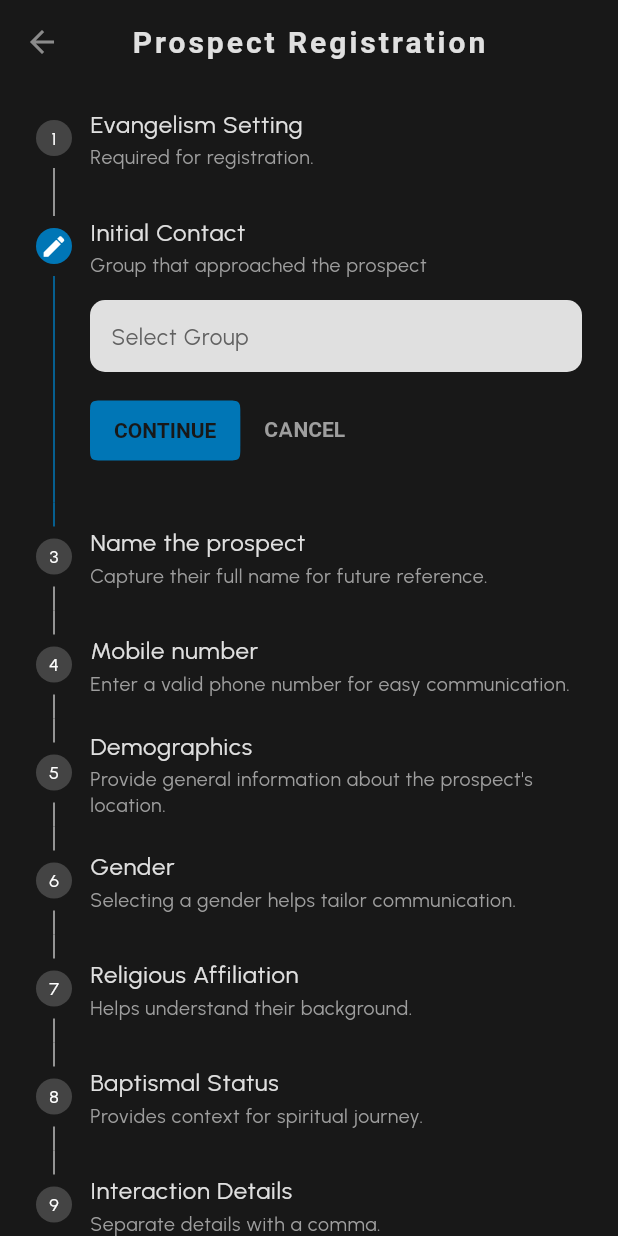
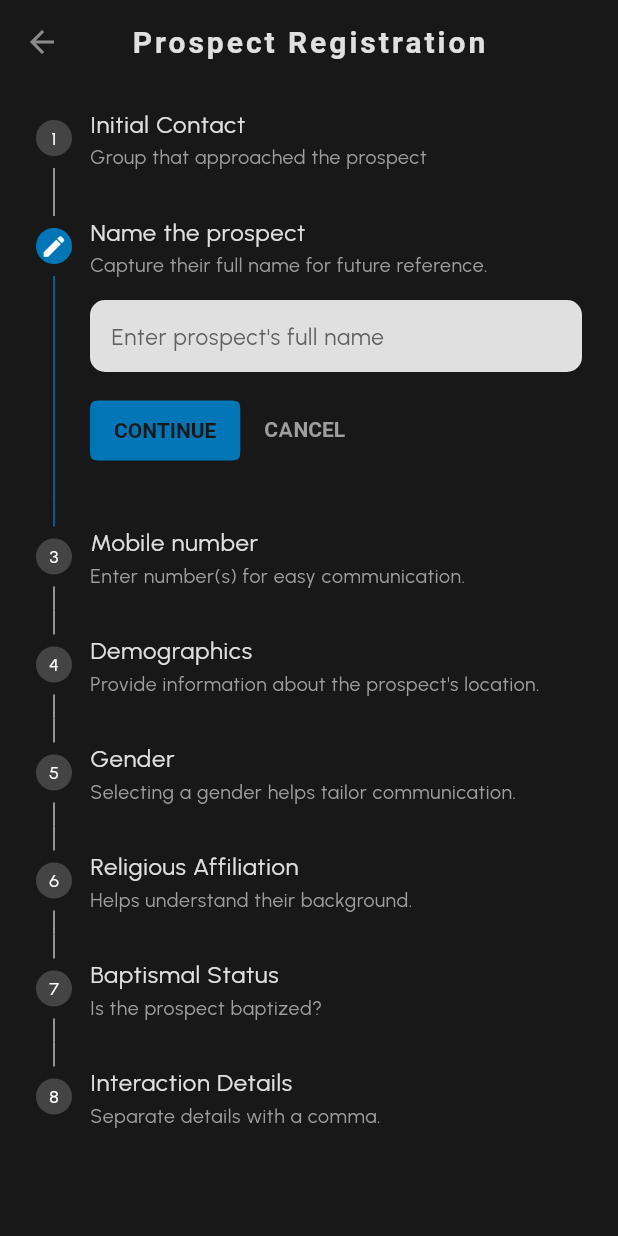
Before and after one commit to bnasare/knust_coc_evangelism, a Flutter app: the RegisterProspectPage screen opened directly, after a tap on "CONTINUE", on a phone screen of 412 x 824 dp. Run offline on Flutter 3.47's test engine with Material 3 defaults, Android fonts, the phone set to English and light mode, and no system bars; our stand-ins replace cloud_firestore, connectivity_plus, dartz, device_preview, equatable, firebase_auth and 17 more; missing offline and left inert: colorful_safe_area, syncfusion_flutter_pdf; accounts and stored records are empty; project files that could hold a hidden picture were left out.

Commit message:
recent picks

```diff
--- a/lib/core/prospect/presentation/bloc/prospect_mixin.dart
+++ b/lib/core/prospect/presentation/bloc/prospect_mixin.dart
@@ -12,6 +12,7 @@ import 'package:evangelism_admin/src/locales/presentation/bloc/locale_bloc.dart'
 import 'package:flutter/material.dart';
 import 'package:open_file/open_file.dart';
 import 'package:path_provider/path_provider.dart';
+import 'package:rxdart/rxdart.dart';
 import 'package:syncfusion_flutter_pdf/pdf.dart';
 
 import '../../../../shared/presentation/widgets/snackbar.dart';
@@ -54,15 +55,22 @@ mixin ProspectMixin {
   }
 
   Stream<Locales> getALocale() {
+    final subject = BehaviorSubject<Locales>();
     final result = localeBloc.getALocale();
-    return result.map((either) {
-      return either.fold((failure) {
+
+    result.listen((either) {
+      final locales = either.fold((failure) {
         log('Failed to fetch locales: $failure');
         return Locales.initial();
       }, (locales) {
         return locales;
       });
+      subject.add(locales);
+    }, onError: (error) {
+      subject.addError(error);
     });
+
+    return subject.stream;
   }
 
   Future<void> saveAndLaunchFile(List<int> bytes, String fileName) async {
--- a/lib/core/prospect/presentation/interface/pages/register_prospect.dart
+++ b/lib/core/prospect/presentation/interface/pages/register_prospect.dart
@@ -11,6 +11,7 @@ import 'package:evangelism_admin/src/locales/domain/entities/locales.dart';
 import 'package:flutter/cupertino.dart';
 import 'package:flutter/material.dart';
 import 'package:flutter_svg/flutter_svg.dart';
+import 'package:shared_preferences/shared_preferences.dart';
 import 'package:uuid/uuid.dart';
 
 import '../../../../../shared/data/register_dialog.dart';
@@ -25,11 +26,12 @@ class RegisterProspectPage extends StatefulWidget with ProspectMixin {
 
 class _RegisterProspectPageState extends State<RegisterProspectPage> {
   int _index = 0;
-  final int _stepAmount = 9;
+  final int _stepAmount = 8;
   bool isLoading = false;
   String? localeName;
   String? localeID;
   StreamSubscription<Locales>? _subscription;
+  List<String> recentGroupPicks = [];
 
   final groupNumberController = TextEditingController();
   final nameController = TextEditingController();
@@ -42,9 +44,27 @@ class _RegisterProspectPageState extends State<RegisterProspectPage> {
   final localeController = TextEditingController();
   final _searchController = TextEditingController();
 
+  // Load recent group picks from SharedPreferences
+  Future<List<String>> loadRecentGroupPicks() async {
+    final prefs = await SharedPreferences.getInstance();
+    return prefs.getStringList('recentGroupPicks') ?? [];
+  }
+
+// Save recent group picks to SharedPreferences
+  Future<void> saveRecentGroupPicks(List<String> recentGroupPicks) async {
+    final prefs = await SharedPreferences.getInstance();
+    await prefs.setStringList('recentGroupPicks', recentGroupPicks);
+  }
+
   @override
   void initState() {
     super.initState();
+
+    loadRecentGroupPicks().then((List<String> loadedRecentPicks) {
+      setState(() {
+        recentGroupPicks = loadedRecentPicks;
+      });
+    });
 
     _subscription = widget.getALocale().listen((locale) {
       setState(() {
@@ -179,15 +199,28 @@ class _RegisterProspectPageState extends State<RegisterProspectPage> {
                   _index += 1;
                 });
               } else {
-                if (groupNumberController.text.isEmpty ||
+                if (localeController.text.isEmpty) {
+                  showDialog(
+                      barrierDismissible: false,
+                      context: context,
+                      builder: (context) {
+                        return WarningModal(
+                            title: "No locale available",
+                            content:
+                                "There is no ongoing evangelism at the moment.",
+                            primaryButtonLabel: "OK",
+                            primaryAction: () {
+                              Navigator.pop(context);
+                            });
+                      });
+                } else if (groupNumberController.text.isEmpty ||
                     nameController.text.isEmpty ||
                     phoneController.text.isEmpty ||
                     landmarkController.text.isEmpty ||
                     genderController.text.isEmpty ||
                     religiousAffiliationController.text.isEmpty ||
                     baptismalStatusController.text.isEmpty ||
-                    lessonsController.text.isEmpty ||
-                    localeController.text.isEmpty) {
+                    lessonsController.text.isEmpty) {
                   showDialog(
                     barrierDismissible: false,
                     context: context,
@@ -231,7 +264,6 @@ class _RegisterProspectPageState extends State<RegisterProspectPage> {
                   religiousAffiliationController.clear();
                   baptismalStatusController.clear();
                   lessonsController.clear();
-                  localeController.clear();
                   setState(() {
                     isLoading = false;
                     _index = 0;
@@ -243,29 +275,10 @@ class _RegisterProspectPageState extends State<RegisterProspectPage> {
               Step(
                 state: _index == 0
                     ? StepState.editing
-                    : localeController.text.isNotEmpty
-                        ? StepState.complete
-                        : StepState.indexed,
-                isActive: localeController.text.isNotEmpty || _index == 0,
-                title: Text("Evangelism Setting",
-                    style: _stepTitleStyle(localeController)),
-                subtitle: Text("Required for registration.",
-                    style: _stepSubtitleStyle(localeController)),
-                content: TextField(
-                  controller: localeController,
-                  readOnly: true,
-                  onTap: null,
-                  decoration: const InputDecoration(
-                      hintText: "Select location", filled: true),
-                ),
-              ),
-              Step(
-                state: _index == 1
-                    ? StepState.editing
                     : groupNumberController.text.isNotEmpty
                         ? StepState.complete
                         : StepState.indexed,
-                isActive: groupNumberController.text.isNotEmpty || _index == 1,
+                isActive: groupNumberController.text.isNotEmpty || _index == 0,
                 title: Text("Initial Contact",
                     style: _stepTitleStyle(groupNumberController)),
                 subtitle: Text("Group that approached the prospect",
@@ -296,71 +309,84 @@ class _RegisterProspectPageState extends State<RegisterProspectPage> {
                                         Icons.close_fullscreen,
                                       )),
                                 ),
-                                Padding(
-                                  padding: const EdgeInsets.only(
-                                      left: 16.0, right: 16.0, bottom: 10),
-                                  child: SearchBar(
-                                    keyboardType: TextInputType.phone,
-                                    controller: _searchController,
-                                    hintText: 'Search for your group',
-                                    textStyle: const MaterialStatePropertyAll(
-                                        TextStyle(color: ExtraColors.grey)),
-                                    onChanged: (String value) {
-                                      setState(() {});
-                                    },
-                                    padding: const MaterialStatePropertyAll(
-                                        EdgeInsets.symmetric(horizontal: 15)),
-                                    leading: const Icon(CupertinoIcons.search,
-                                        color: ExtraColors.grey),
-                                    shape: MaterialStatePropertyAll(
-                                        RoundedRectangleBorder(
-                                      borderRadius: BorderRadius.circular(10.0),
-                                    )),
-                                  ),
-                                ),
+                                // Padding(
+                                //   padding: const EdgeInsets.only(
+                                //       left: 16.0, right: 16.0, bottom: 10),
+                                //   child: SearchBar(
+                                //     keyboardType: TextInputType.phone,
+                                //     controller: _searchController,
+                                //     hintText: 'Search for your group',
+                                //     textStyle: const MaterialStatePropertyAll(
+                                //         TextStyle(color: ExtraColors.grey)),
+                                //     onChanged: (String value) {
+                                //       setState(() {});
+                                //     },
+                                //     padding: const MaterialStatePropertyAll(
+                                //         EdgeInsets.symmetric(horizontal: 15)),
+                                //     leading: const Icon(CupertinoIcons.search,
+                                //         color: ExtraColors.grey),
+                                //     shape: MaterialStatePropertyAll(
+                                //         RoundedRectangleBorder(
+                                //       borderRadius: BorderRadius.circular(10.0),
+                                //     )),
+                                //   ),
+                                // ),
                                 Expanded(
                                   child: SingleChildScrollView(
                                     child: Column(
                                       mainAxisSize: MainAxisSize.min,
-                                      children: groupNames
-                                              .where((groupName) {
-                                                // If the search term is empty, return all groups, else return the filtered list.
-                                                return _searchController
-                                                        .text.isEmpty ||
+                                      children: [
+                                        if (recentGroupPicks.isNotEmpty) ...[
+                                          const Material(
+                                            child: Padding(
+                                              padding: EdgeInsets.all(8.0),
+                                              child: Text('Recent Picks',
+                                                  style: TextStyle(
+                                                      color:
+                                                          ExtraColors.linkLight,
+                                                      fontSize: 18)),
+                                            ),
+                                          ),
+                                          ...recentGroupPicks.map((groupName) =>
+                                              Material(
+                                                child: ListTile(
+                                                  title: Text(groupName,
+                                                      style: const TextStyle(
+                                                          color: ExtraColors
+                                                              .linkLight)),
+                                                  onTap: () {
+                                                    setState(() {
+                                                      groupNumberController
+                                                          .text = groupName;
+                                                      Navigator.pop(context);
+                                                    });
+                                                  },
+                                                ),
+                                              )),
+                                        ],
+                                        if (_searchController.text.isEmpty ||
+                                            groupNames.any((groupName) =>
                                                 groupName
                                                     .toLowerCase()
-                                                        .contains(
-                                                            _searchController
+                                                    .contains(_searchController
                                                         .text
-                                                                .toLowerCase());
-                                              })
-                                              .toList()
-                                              .isEmpty
-                                          ? [
-                                              // Display this when no group names match the search criteria
-                                              const Center(
+                                                        .toLowerCase())))
+                                          const Material(
                                             child: Padding(
-                                                  padding: EdgeInsets.all(50.0),
-                                                  child: Text(
-                                                      'Group not available',
+                                              padding: EdgeInsets.all(8.0),
+                                              child: Text('Current Groups',
                                                   style: TextStyle(
                                                       color: ExtraColors
                                                           .primaryText,
-                                                        fontSize: 20.0,
-                                                      )),
+                                                      fontSize: 18)),
                                             ),
                                           ),
-                                            ]
-                                          : groupNames.where((groupName) {
-                                              return _searchController
-                                                      .text.isEmpty ||
-                                                  groupName
+                                        ...groupNames
+                                            .where((groupName) => groupName
                                                 .toLowerCase()
-                                                      .contains(
-                                                          _searchController.text
-                                                              .toLowerCase());
-                                            }).map((groupName) {
-                                              return Material(
+                                                .contains(_searchController.text
+                                                    .toLowerCase()))
+                                            .map((groupName) => Material(
                                                   child: ListTile(
                                                     splashColor:
                                                         ExtraColors.background,
@@ -372,16 +398,52 @@ class _RegisterProspectPageState extends State<RegisterProspectPage> {
                                                       setState(() {
                                                         groupNumberController
                                                             .text = groupName;
+                                                        if (!recentGroupPicks
+                                                            .contains(
+                                                                groupName)) {
+                                                          recentGroupPicks
+                                                              .insert(
+                                                                  0, groupName);
+                                                          if (recentGroupPicks
+                                                                  .length >
+                                                              2) {
+                                                            recentGroupPicks
+                                                                .removeLast();
+                                                          }
+                                                          saveRecentGroupPicks(
+                                                              recentGroupPicks);
+                                                        }
                                                       });
                                                       Navigator.pop(context);
                                                       _searchController.clear();
                                                     },
                                                   ),
-                                              );
-                                            }).toList(),
+                                                )),
+                                        if (_searchController.text.isNotEmpty &&
+                                            groupNames
+                                                .where((groupName) => groupName
+                                                    .toLowerCase()
+                                                    .contains(_searchController
+                                                        .text
+                                                        .toLowerCase()))
+                                                .isEmpty)
+                                          const Center(
+                                            child: Padding(
+                                              padding: EdgeInsets.all(50.0),
+                                              child: Text(
+                                                'Group not available',
+                                                style: TextStyle(
+                                                  color:
+                                                      ExtraColors.primaryText,
+                                                  fontSize: 20.0,
                                                 ),
                                               ),
                                             ),
+                                          ),
+                                      ],
+                                    ),
+                                  ),
+                                )
                               ],
                             ),
                           ),
@@ -396,12 +458,12 @@ class _RegisterProspectPageState extends State<RegisterProspectPage> {
                 ),
               ),
               Step(
-                state: _index == 2
+                state: _index == 1
                     ? StepState.editing
                     : nameController.text.isNotEmpty
                         ? StepState.complete
                         : StepState.indexed,
-                isActive: nameController.text.isNotEmpty || _index == 2
+                isActive: nameController.text.isNotEmpty || _index == 1
                     ? true
                     : false,
                 title: Text("Name the prospect",
@@ -416,18 +478,17 @@ class _RegisterProspectPageState extends State<RegisterProspectPage> {
                 ),
               ),
               Step(
-                state: _index == 3
+                state: _index == 2
                     ? StepState.editing
                     : phoneController.text.isNotEmpty
                         ? StepState.complete
                         : StepState.indexed,
-                isActive: phoneController.text.isNotEmpty || _index == 3
+                isActive: phoneController.text.isNotEmpty || _index == 2
                     ? true
                     : false,
                 title: Text("Mobile number",
                     style: _stepTitleStyle(phoneController)),
-                subtitle: Text(
-                    "Enter a valid phone number for easy communication.",
+                subtitle: Text("Enter number(s) for easy communication.",
                     style: _stepSubtitleStyle(phoneController)),
                 content: TextField(
                   textInputAction: TextInputAction.done,
@@ -439,18 +500,18 @@ class _RegisterProspectPageState extends State<RegisterProspectPage> {
                 ),
               ),
               Step(
-                state: _index == 4
+                state: _index == 3
                     ? StepState.editing
                     : landmarkController.text.isNotEmpty
                         ? StepState.complete
                         : StepState.indexed,
-                isActive: landmarkController.text.isNotEmpty || _index == 4
+                isActive: landmarkController.text.isNotEmpty || _index == 3
                     ? true
                     : false,
                 title: Text("Demographics",
                     style: _stepTitleStyle(landmarkController)),
                 subtitle: Text(
-                    "Provide general information about the prospect's location.",
+                    "Provide information about the prospect's location.",
                     style: _stepSubtitleStyle(landmarkController)),
                 content: TextField(
                   textInputAction: TextInputAction.done,
@@ -460,12 +521,12 @@ class _RegisterProspectPageState extends State<RegisterProspectPage> {
                 ),
               ),
               Step(
-                state: _index == 5
+                state: _index == 4
                     ? StepState.editing
                     : genderController.text.isNotEmpty
                         ? StepState.complete
                         : StepState.indexed,
-                isActive: genderController.text.isNotEmpty || _index == 5,
+                isActive: genderController.text.isNotEmpty || _index == 4,
                 title: Text("Gender", style: _stepTitleStyle(genderController)),
                 subtitle: Text("Selecting a gender helps tailor communication.",
                     style: _stepSubtitleStyle(genderController)),
@@ -512,13 +573,13 @@ class _RegisterProspectPageState extends State<RegisterProspectPage> {
                 ),
               ),
               Step(
-                state: _index == 6
+                state: _index == 5
                     ? StepState.editing
                     : religiousAffiliationController.text.isNotEmpty
                         ? StepState.complete
                         : StepState.indexed,
                 isActive: religiousAffiliationController.text.isNotEmpty ||
-                    _index == 6,
+                    _index == 5,
                 title: Text("Religious Affiliation",
                     style: _stepTitleStyle(religiousAffiliationController)),
                 subtitle: Text("Helps understand their background.",
@@ -619,16 +680,16 @@ class _RegisterProspectPageState extends State<RegisterProspectPage> {
                 ),
               ),
               Step(
-                state: _index == 7
+                state: _index == 6
                     ? StepState.editing
                     : baptismalStatusController.text.isNotEmpty
                         ? StepState.complete
                         : StepState.indexed,
                 isActive:
-                    baptismalStatusController.text.isNotEmpty || _index == 7,
+                    baptismalStatusController.text.isNotEmpty || _index == 6,
                 title: Text("Baptismal Status",
                     style: _stepTitleStyle(baptismalStatusController)),
-                subtitle: Text("Provides context for spiritual journey.",
+                subtitle: Text("Is the prospect baptized?",
                     style: _stepSubtitleStyle(baptismalStatusController)),
                 content: TextField(
                   controller: baptismalStatusController,
@@ -674,12 +735,12 @@ class _RegisterProspectPageState extends State<RegisterProspectPage> {
                 ),
               ),
               Step(
-                state: _index == 8
+                state: _index == 7
                     ? StepState.editing
                     : lessonsController.text.isNotEmpty
                         ? StepState.complete
                         : StepState.indexed,
-                isActive: lessonsController.text.isNotEmpty || _index == 8
+                isActive: lessonsController.text.isNotEmpty || _index == 7
                     ? true
                     : false,
                 title: Text("Interaction Details",
--- a/lib/shared/data/image_assets.dart
+++ b/lib/shared/data/image_assets.dart
@@ -18,4 +18,5 @@ class ImageAssets {
   static const String muslim = 'assets/image/muslim.jpg';
   static const String coc = 'assets/image/coc.png';
   static const String assemblies = 'assets/image/asemblies.png';
+  static const String traditionalist = 'assets/image/traditionalist.png';
 }
--- a/lib/shared/data/register_dialog.dart
+++ b/lib/shared/data/register_dialog.dart
@@ -64,6 +64,7 @@ List<Map<String, dynamic>> religiousAffiliations = [
   {"name": "Methodist", "image": ImageAssets.methodist},
   {"name": "Pentecost", "image": ImageAssets.pent},
   {"name": "Presbyterian", "image": ImageAssets.presby},
+  {"name": "Traditionalist", "image": ImageAssets.traditionalist},
 ];
 
 List<Map<String, dynamic>> baptismalStatusOptions = [
--- a/pubspec.yaml
+++ b/pubspec.yaml
@@ -67,6 +67,7 @@ dependencies:
   permission_handler: ^11.3.1
   syncfusion_flutter_pdf: ^25.1.41
   open_file: ^3.3.2
+  rxdart: ^0.27.7
 dev_dependencies:
   flutter_test:
     sdk: flutter
```
Also changed, not shown: assets/image/traditionalist.png (added), pubspec.lock. Lines whose indentation alone changed are shown as unchanged.
